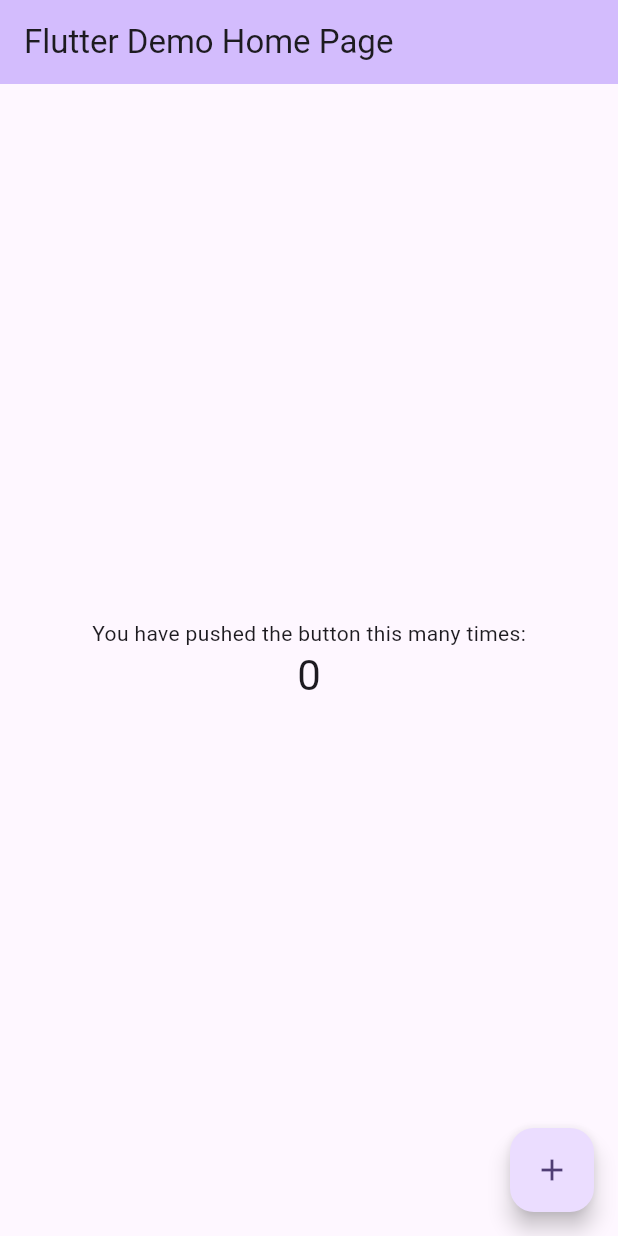
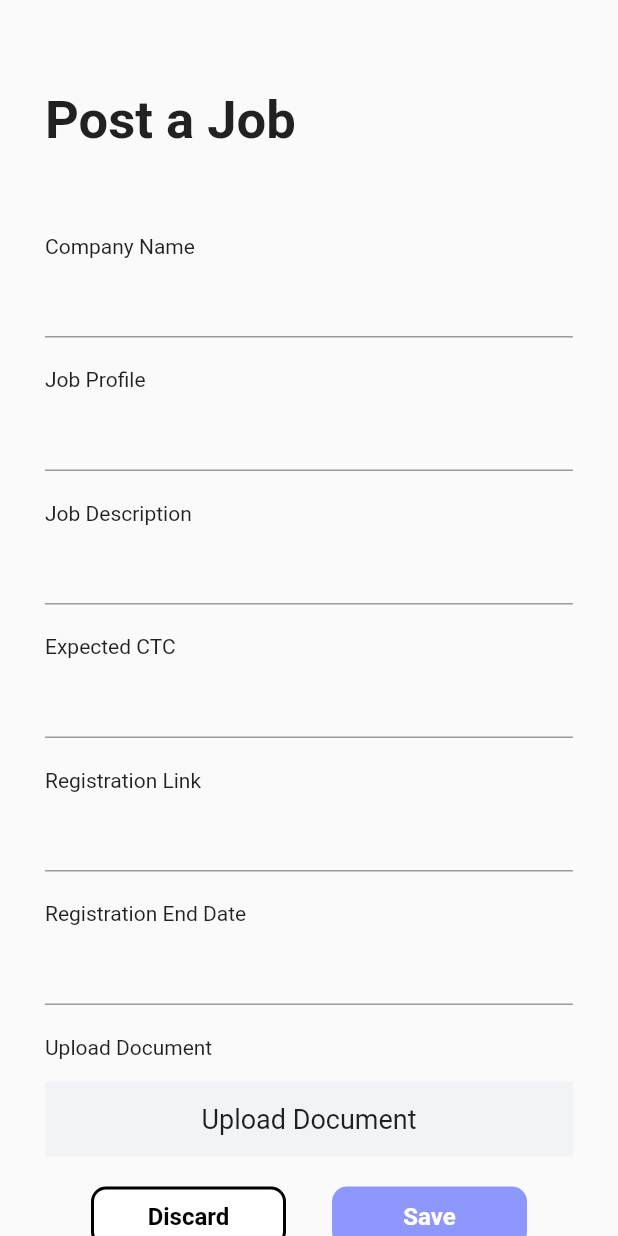
Before and after one commit to rishabhbajpai2000/ccpd_application, a Flutter app: the screen it shows after launch, on a phone screen of 412 x 824 dp. Run offline on Flutter 3.47's test engine with Material 2 defaults, Android fonts, the phone set to English and light mode, and no system bars; our stand-ins replace file_picker, fluttertoast.

Commit message:
CCPD can now upload the Job Listing

```diff
--- /dev/null
+++ b/lib/Controllers/APICalls.dart
@@ -0,0 +1,57 @@
+import 'dart:convert';
+
+import 'package:file_picker/src/platform_file.dart';
+import 'package:http/http.dart' as http;
+
+import 'Utils.dart';
+
+class APICalls {
+  // this function will be called when the user clicks on the post job button
+  // it will take the data from the text fields and send it to the backend
+  // the backend will then store the data in the database
+  static Future<int> postTheJob(
+      {required String companyName,
+      required String jobProfile,
+      required String jobDescription,
+      required String expectedCTC,
+      required String registrationLink,
+      required String jDLink,
+      required String registrationEndDate}) async {
+    print("companyName: $companyName");
+
+    String startDate = Utils.getTheCurrentDate();
+
+    // the body of the request
+    Map<String, String> body = {
+      "companyName": companyName,
+      "jobDescription": jobDescription,
+      "jobProfile": jobProfile,
+      "expCTC": expectedCTC,
+      "regLink": registrationLink,
+      "startDate": startDate,
+      "endDate": registrationEndDate,
+      "file": jobDescription
+    };
+
+    String data = jsonEncode(body);
+
+    // the headers of the request
+    Map<String, String> headers = {"Content-type": "application/json"};
+
+    // the request is sent to the backend
+    final reponse = await http.post(
+        Uri.parse("https://campus-ease.onrender.com/jobs"),
+        headers: headers,
+        body: data);
+
+    int statusCode = reponse.statusCode;
+    print("statusCode: $statusCode");
+    Utils.showReleventToastMessageForJobPostingAPI(statusCode: statusCode);
+    return statusCode;
+  }
+
+  Future<String> getTheJDLink({PlatformFile? file}) async {
+    // TODO: will implement it after the firebase integration
+    return "www.google.com";
+  }
+}
--- /dev/null
+++ b/lib/View/JobPosting.dart
@@ -0,0 +1,243 @@
+import 'package:ccpd_application/Controllers/APICalls.dart';
+import 'package:file_picker/file_picker.dart';
+import 'package:flutter/material.dart';
+import 'package:intl/intl.dart';
+
+class JobPosting extends StatefulWidget {
+  const JobPosting({Key? key}) : super(key: key);
+
+  @override
+  State<JobPosting> createState() => _JobPostingState();
+}
+
+class _JobPostingState extends State<JobPosting> {
+  final companyName = TextEditingController();
+  final jobProfile = TextEditingController();
+  final jobDescription = TextEditingController();
+  final expectedCTC = TextEditingController();
+  final registrationLink = TextEditingController();
+  final registrationEndDate = TextEditingController();
+  PlatformFile? pickedFile;
+  bool documentSelected = false;
+
+  @override
+  Widget build(BuildContext context) {
+    return Scaffold(
+      resizeToAvoidBottomInset: true,
+      body: SingleChildScrollView(
+        child: Padding(
+          padding: const EdgeInsets.fromLTRB(30, 30, 30, 30),
+          child: Column(
+            crossAxisAlignment: CrossAxisAlignment.start,
+            children: <Widget>[
+              Padding(
+                padding: const EdgeInsets.only(top: 30, bottom: 55),
+                child: Row(
+                  children: [
+                    Text(
+                      'Post a Job',
+                      style:
+                          TextStyle(fontSize: 35, fontWeight: FontWeight.bold),
+                    ),
+                  ],
+                ),
+              ),
+              Text(
+                'Company Name',
+              ),
+              SizedBox(
+                height: 5,
+              ),
+              TextField(
+                controller: companyName,
+                decoration: InputDecoration(),
+              ),
+              SizedBox(
+                height: 20,
+              ),
+              Text(
+                'Job Profile ',
+              ),
+              SizedBox(
+                height: 5,
+              ),
+              TextField(
+                controller: jobProfile,
+                decoration: InputDecoration(),
+              ),
+              SizedBox(
+                height: 20,
+              ),
+              Text(
+                'Job Description ',
+              ),
+              SizedBox(
+                height: 5,
+              ),
+              TextField(
+                controller: jobDescription,
+                decoration: InputDecoration(),
+              ),
+              SizedBox(
+                height: 20,
+              ),
+              Text(
+                'Expected CTC ',
+              ),
+              SizedBox(
+                height: 5,
+              ),
+              TextField(
+                keyboardType: TextInputType.number,
+                controller: expectedCTC,
+                decoration: InputDecoration(),
+              ),
+              SizedBox(
+                height: 20,
+              ),
+              Text(
+                'Registration Link ',
+              ),
+              SizedBox(
+                height: 5,
+              ),
+              TextField(
+                controller: registrationLink,
+                decoration: InputDecoration(),
+              ),
+              SizedBox(
+                height: 20,
+              ),
+              Text(
+                'Registration End Date ',
+              ),
+              SizedBox(
+                height: 5,
+              ),
+              TextField(
+                controller: registrationEndDate,
+                decoration: InputDecoration(),
+                onTap: () async {
+                  DateTime? pickedDate = await showDatePicker(
+                      context: context,
+                      initialDate: DateTime.now(),
+                      firstDate: DateTime(DateTime.now().year - 5),
+                      lastDate: DateTime(2101));
+
+                  if (pickedDate != null) {
+                    setState(() {
+                      registrationEndDate.text =
+                          DateFormat('dd/MM/yyyy').format(pickedDate);
+                    });
+                  }
+                },
+              ),
+              SizedBox(
+                height: 20,
+              ),
+              Text("Upload Document"),
+              SizedBox(
+                height: 15,
+              ),
+              GestureDetector(
+                onTap: () {
+                  selectFile();
+                },
+                child: Container(
+                  height: 50,
+                  width: MediaQuery.of(context).size.width,
+                  color: Color(0xffF2F3F7),
+                  child: Center(
+                      child: Text(
+                    documentSelected == false
+                        ? "Upload Document"
+                        : pickedFile!.name,
+                    style: TextStyle(fontSize: 18),
+                  )),
+                ),
+              ),
+              SizedBox(
+                height: 20,
+              ),
+              Row(
+                mainAxisAlignment: MainAxisAlignment.spaceEvenly,
+                children: [
+                  Container(
+                    width: 130,
+                    height: 40,
+                    decoration: BoxDecoration(
+                      color: Colors.white,
+                      borderRadius: BorderRadius.circular(10),
+                      border: Border.all(
+                        color: Colors.black,
+                        width: 2,
+                      ),
+                    ),
+                    child: Center(
+                      child: Text(
+                        'Discard',
+                        style: TextStyle(
+                          color: Colors.black,
+                          fontWeight: FontWeight.bold,
+                          fontSize: 16,
+                        ),
+                      ),
+                    ),
+                  ),
+                  GestureDetector(
+                    onTap: () async {
+                      // String jDLink = "www.google.com";
+                      String jDLink =
+                          await APICalls().getTheJDLink(file: pickedFile);
+                      await APICalls.postTheJob(
+                          companyName: companyName.text,
+                          jobProfile: jobProfile.text,
+                          jobDescription: jobDescription.text,
+                          expectedCTC: expectedCTC.text,
+                          registrationLink: registrationLink.text,
+                          jDLink:
+                              jDLink, // TODO: generate a link through firebase
+                          registrationEndDate: registrationEndDate.text);
+                    },
+                    child: Container(
+                      width: 130,
+                      height: 40,
+                      decoration: BoxDecoration(
+                        color: Color(0xff8E97FD),
+                        borderRadius: BorderRadius.circular(10),
+                      ),
+                      child: Center(
+                        child: Text(
+                          'Save',
+                          style: TextStyle(
+                            color: Colors.white,
+                            fontWeight: FontWeight.bold,
+                            fontSize: 16,
+                          ),
+                        ),
+                      ),
+                    ),
+                  ),
+                ],
+              ),
+            ],
+          ),
+        ),
+      ),
+    );
+  }
+
+  Future selectFile() async {
+    final result = await FilePicker.platform.pickFiles(
+      type: FileType.custom,
+      allowedExtensions: ['pdf'],
+    );
+
+    if (result == null) return;
+
+    setState(() {
+      documentSelected = true;
+      pickedFile = result.files.first;
+    });
+  }
+}
--- a/lib/main.dart
+++ b/lib/main.dart
@@ -1,3 +1,4 @@
+import 'package:ccpd_application/View/JobPosting.dart';
 import 'package:flutter/material.dart';
 
 void main() {
@@ -10,12 +11,7 @@ class MyApp extends StatelessWidget {
   @override
   Widget build(BuildContext context) {
     return MaterialApp(
-      title: 'Flutter Demo',
-      theme: ThemeData(
-        colorScheme: ColorScheme.fromSeed(seedColor: Colors.deepPurple),
-        useMaterial3: true,
-      ),
-      home: const MyHomePage(title: 'Flutter Demo Home Page'),
+      home: JobPosting(),
     );
   }
 }
--- a/pubspec.yaml
+++ b/pubspec.yaml
@@ -35,6 +35,10 @@ dependencies:
   # The following adds the Cupertino Icons font to your application.
   # Use with the CupertinoIcons class for iOS style icons.
   cupertino_icons: ^1.0.2
+  http: ^1.1.0
+  fluttertoast: ^8.2.2
+  intl: ^0.18.1
+  file_picker: ^5.5.0
 
 dev_dependencies:
   flutter_test:
```
Also changed, not shown: lib/Controllers/Utils.dart (added, +38 -0 lines), pubspec.lock, 3 other files.
